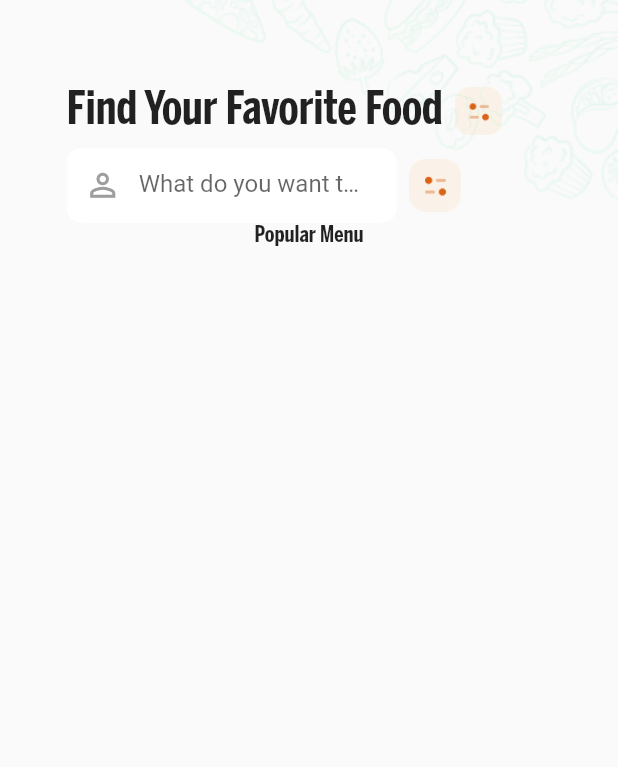
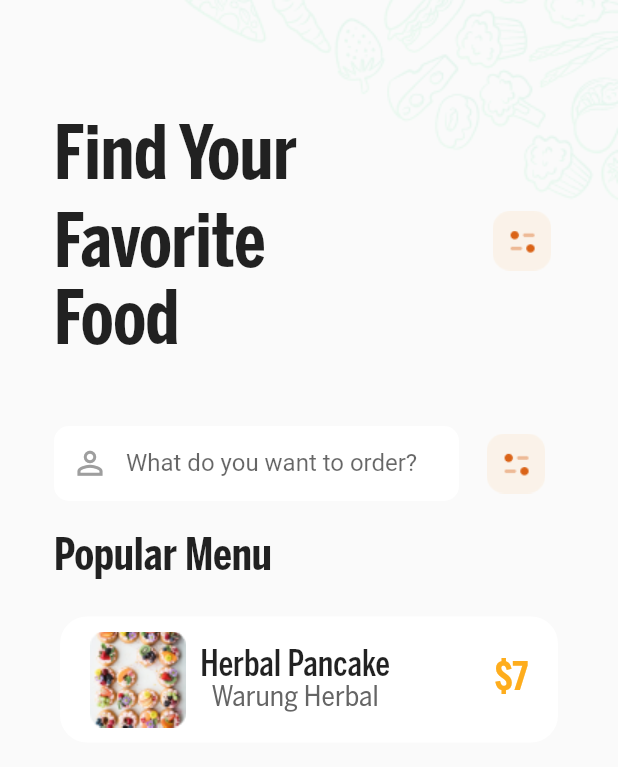
Before and after one commit to JonathanZeru/food_ninja, a Flutter app: the screen it shows after launch, on a phone screen of 412 x 824 dp. Shown: the top 767 px of the screen. Run offline on Flutter 3.47's test engine with Material 2 defaults, Android fonts, the phone set to English and light mode, and no system bars; Roboto replaces fonts that are missing (Poppins).

Commit message:
finished the layout just trying to input the data from a custom class next 5th commit

```diff
--- a/lib/pages/ExploreMenu.dart
+++ b/lib/pages/ExploreMenu.dart
@@ -19,6 +19,8 @@ class _ExploreMenuState extends State<ExploreMenu> {
     return SafeArea(
       child: Scaffold(
         body: Container(
+          //this is the code for the background image of the page
+          //use a container first then use the decoration property
           decoration: const BoxDecoration(
             image: DecorationImage(
               image: AssetImage("assets/Onboarding.png"),
@@ -26,46 +28,116 @@ class _ExploreMenuState extends State<ExploreMenu> {
             ),
           ),
           child: Center(
+            child: Container(
+              width: 340,
               child: Column(
                 children: <Widget>[
-                SizedBox(
-                  height: 50,
+                  const SizedBox(
+                    height: 80,
                   ),
-                SizedBox(
-                  width: 323,
-                  height: 240,
-                  child: Expanded(
-                    child: Column(
-                      crossAxisAlignment: CrossAxisAlignment.center,
+                  Column(
                     children: <Widget>[
                       Row(
+                        mainAxisAlignment: MainAxisAlignment.spaceBetween,
                         children: const <Widget>[
                           CoverText(),
                           IconNotification(),
                         ],
                       ),
+                      const SizedBox(
+                        height: 40,
+                      ),
                       Row(
                         children: const [
+                          // ignore: todo
+                          //TODO make the search widget padding bigger.
                           Search(),
                           FilterIcon(),
                         ],
                       ),
-                        const Text(
+                      Container(
+                        alignment: Alignment.centerLeft,
+                        margin: EdgeInsets.symmetric(vertical: 20),
+                        child: const Text(
                           'Popular Menu',
                           style: TextStyle(
                             fontFamily: 'BentonSans Bold',
-                            fontSize: 15,
+                            fontSize: 30,
+                          ),
+                        ),
+                      ),
+                    ],
+                  ),
+                  Card(
+                    shape: RoundedRectangleBorder(
+                      borderRadius: BorderRadius.circular(18),
+                    ),
+                    elevation: 20,
+                    shadowColor: Colors.transparent,
+                    color: Colors.white,
+                    child: Padding(
+                      padding: const EdgeInsets.symmetric(
+                          vertical: 10, horizontal: 20),
+                      child: Container(
+                        child: Row(
+                          mainAxisAlignment: MainAxisAlignment.spaceBetween,
+                          children: [
+                            SizedBox(
+                              child: Column(
+                                crossAxisAlignment: CrossAxisAlignment.start,
+                                children: [
+                                  SizedBox(
+                                    width: 200,
+                                    child: Row(
+                                      mainAxisAlignment:
+                                          MainAxisAlignment.spaceBetween,
+                                      children: [
+                                        Container(
+                                            child: Image.asset(
+                                                'assets/Menu Photo.png')),
+                                        Column(
+                                          children: const [
+                                            Text(
+                                              'Herbal Pancake',
+                                              style: TextStyle(
+                                                fontFamily: 'BentonSans Medium',
+                                                fontSize: 24,
+                                              ),
+                                            ),
+                                            Text(
+                                              'Warung Herbal',
+                                              style: TextStyle(
+                                                  fontFamily:
+                                                      'BentonSans Regular',
+                                                  fontSize: 19,
+                                                  color: Color.fromARGB(
+                                                      255, 101, 101, 101)),
+                                            ),
+                                          ],
+                                        ),
+                                      ],
                                     ),
                                   ),
                                 ],
                               ),
                             ),
+                            SizedBox(
+                              child: Text(
+                                '\$7',
+                                style: TextStyle(
+                                  fontFamily: 'BentonSans Bold',
+                                  fontSize: 26,
+                                  color: Color.fromARGB(255, 254, 173, 29),
                                 ),
-                SizedBox(
-                  width: 323,
-                  height: 240,
+                              ),
+                            )
+                          ],
+                        ),
+                      ),
+                    ),
                   ),
                 ],
+              ),
             ),
           ),
         ),
--- a/lib/res/Icon_notification.dart
+++ b/lib/res/Icon_notification.dart
@@ -10,6 +10,8 @@ class IconNotification extends StatelessWidget {
   @override
   Widget build(BuildContext context) {
     return IconButton(
-        onPressed: () => {}, icon: Image.asset('assets/Filter Icon.png'));
+        iconSize: 40,
+        onPressed: () => {},
+        icon: Image.asset('assets/Filter Icon.png'));
   }
 }
--- a/lib/res/cover_text.dart
+++ b/lib/res/cover_text.dart
@@ -1,6 +1,7 @@
 import 'package:flutter/material.dart';
 import 'package:flutter/src/widgets/framework.dart';
 import 'package:flutter/src/widgets/placeholder.dart';
+
 class CoverText extends StatelessWidget {
   const CoverText({
     super.key,
@@ -10,15 +11,38 @@ class CoverText extends StatelessWidget {
   Widget build(BuildContext context) {
     return Column(
       mainAxisAlignment: MainAxisAlignment.spaceBetween,
-      children:const <Widget> [
-        Text(
-          'Find Your Favorite Food',
-          style:TextStyle(
-            fontFamily: 'BentonSans Bold',
-            fontSize: 31,
+      children: <Widget>[
+        Container(
+          width: 220,
+          child: Column(
+            children: [
+              Row(
+                children: [
+                  Text(
+                    textAlign: TextAlign.start,
+                    'Find Your',
+                    style: TextStyle(
+                      fontFamily: 'BentonSans Bold',
+                      fontSize: 50,
+                    ),
+                  ),
+                  Expanded(child: SizedBox()),
+                ],
+              ),
+              SizedBox(
+                height: 8,
+              ),
+              Text(
+                textAlign: TextAlign.start,
+                'Favorite Food',
+                style: TextStyle(
+                  fontFamily: 'BentonSans Bold',
+                  fontSize: 50,
+                ),
+              ),
+            ],
           ),
         ),
-
       ],
     );
   }
--- a/lib/res/filter_icon.dart
+++ b/lib/res/filter_icon.dart
@@ -10,7 +10,7 @@ class FilterIcon extends StatelessWidget {
   @override
   Widget build(BuildContext context) {
     return IconButton(
-        iconSize: 35,
+        iconSize: 40,
         onPressed: () => {},
         icon: Image.asset('assets/Filter Icon.png'));
   }
--- a/lib/res/search.dart
+++ b/lib/res/search.dart
@@ -1,6 +1,7 @@
 import 'package:flutter/material.dart';
 import 'package:flutter/src/widgets/framework.dart';
 import 'package:flutter/src/widgets/placeholder.dart';
+
 class Search extends StatelessWidget {
   const Search({
     super.key,
@@ -9,8 +10,9 @@ class Search extends StatelessWidget {
   @override
   Widget build(BuildContext context) {
     return Container(
-      width:220,
-      height:50,
+      width: 270,
+      height: 50,
+      margin: EdgeInsets.only(right: 10),
       child: TextFormField(
         decoration: InputDecoration(
           prefixIcon: const Icon(
@@ -23,12 +25,12 @@ class Search extends StatelessWidget {
           hintStyle: const TextStyle(
             fontFamily: 'Poppins',
           ),
-          contentPadding: const EdgeInsets.all(18.0),
           filled: true,
           fillColor: Colors.white,
           border: OutlineInputBorder(
             borderRadius: BorderRadius.circular(10),
             borderSide: BorderSide.none,
+            gapPadding: 40,
           ),
         ),
         textAlign: TextAlign.start,
```
Also changed, not shown: 3 other files. Lines whose indentation alone changed are shown as unchanged.
